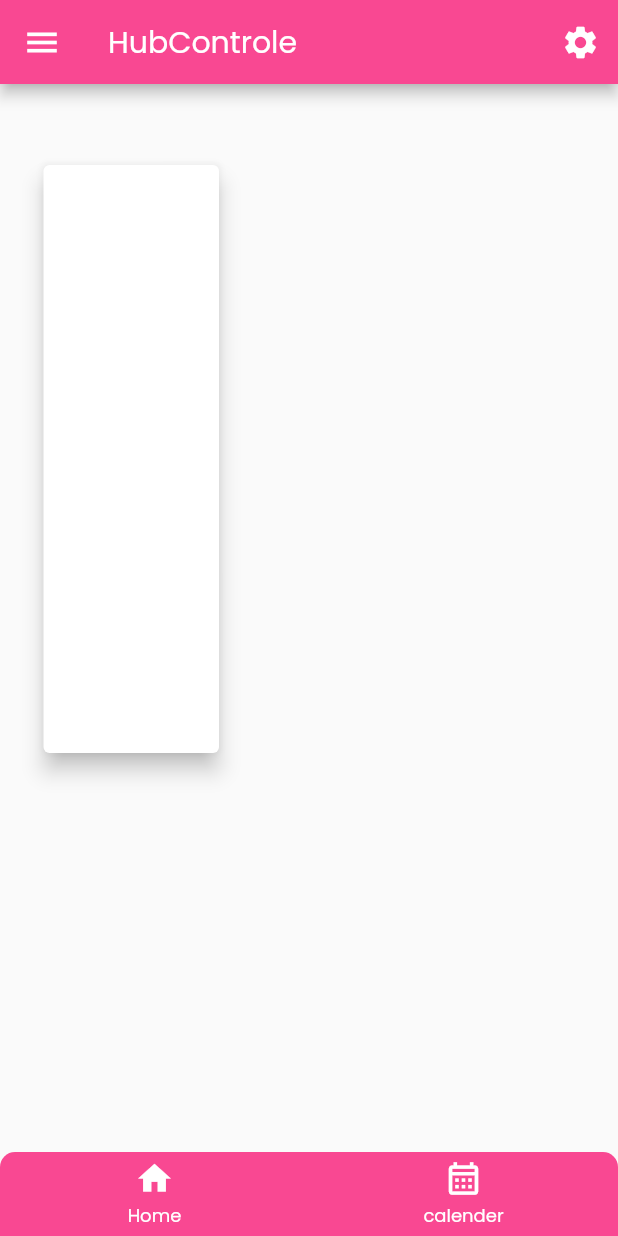
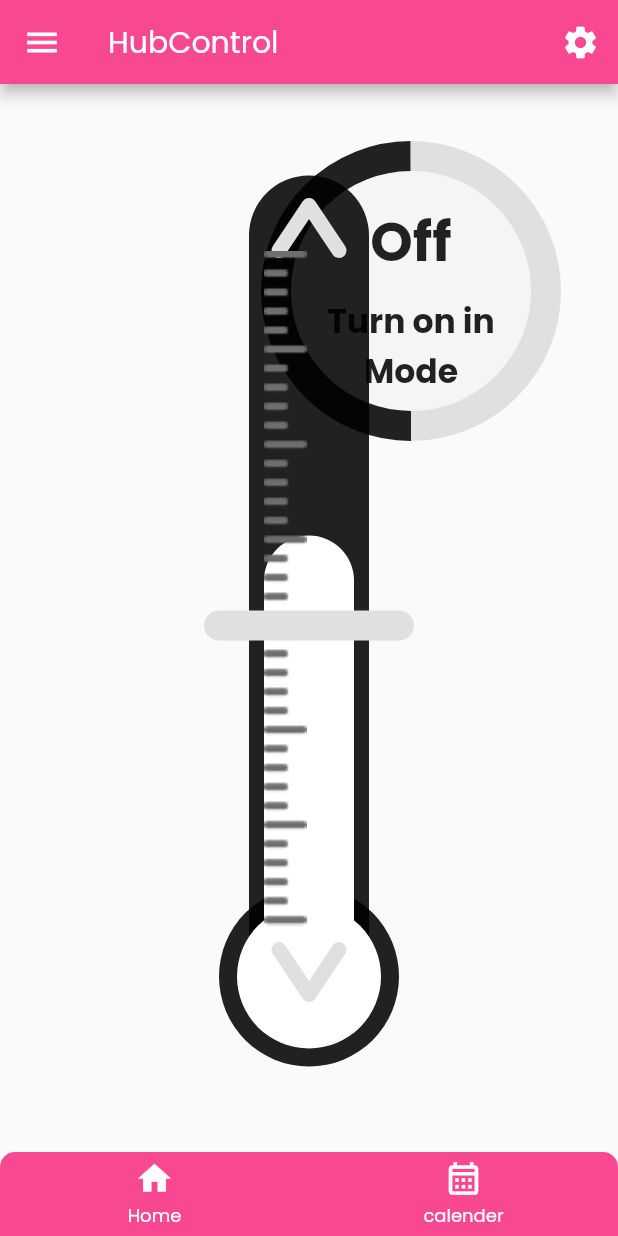
Before and after one commit to hghoutan/hicham-hubControl-app, a Flutter app: the screen it shows after launch, on a phone screen of 412 x 824 dp. Run offline on Flutter 3.47's test engine with Material 2 defaults, Android fonts, the phone set to English and light mode, and no system bars; drawn by our look-alikes of persistent_bottom_nav_bar; our stand-ins replace flutter_advanced_switch, get.

Commit message:
add thermometer & button design

```diff
--- a/lib/Widgets/thermo.dart
+++ b/lib/Widgets/thermo.dart
@@ -1,92 +1,127 @@
-import 'package:flutter/cupertino.dart';
+import 'package:flutter/material.dart';
+import 'package:flutter/services.dart';
+import 'dart:ui' as ui;
 
-class Thermo extends ImplicitlyAnimatedWidget {
-  const Thermo({
-    super.key,
-    super.curve,
-    required this.color,
-    required this.value,
-    required super.duration,
-    super.onEnd,
-  });
-
-  final Color color;
-  final double value;
+class Thermometer extends StatefulWidget {
+  const Thermometer({super.key});
 
   @override
-  AnimatedWidgetBaseState<Thermo> createState() => _ThermoState();
+  State<Thermometer> createState() => _ThermometerPainterState();
 }
 
-class _ThermoState extends AnimatedWidgetBaseState<Thermo> {
-  ColorTween? _color;
-  Tween<double>? _value;
+class _ThermometerPainterState extends State<Thermometer> {
+   ui.Image? image;
+  @override
+  void initState() {
+    loadImage("assets/images/scale.png");
+    super.initState();
+  }
+
+  Future loadImage(String path) async{
+    final data = await rootBundle.load(path);
+    final bytes = data.buffer.asUint8List();
+    final image = await decodeImageFromList(bytes);
+    setState(() {
+      this.image = image;
+    });
+  }
 
   @override
   Widget build(BuildContext context) {
-    return SizedBox.expand(
-      child: FittedBox(
-        child: CustomPaint(
-          size: const Size(18, 63),
-          painter: _ThermoPainter(
-            color: _color!.evaluate(animation)!,
-            value: _value!.evaluate(animation),
-          ),
-        ),
-      ),
-    );
-  }
-
-  @override
-  void forEachTween(TweenVisitor<dynamic> visitor) {
-    _color = visitor(_color, widget.color, (dynamic v) => ColorTween(begin: v)) as ColorTween?;
-    _value = visitor(_value, widget.value, (dynamic v) => Tween<double>(begin: v)) as Tween<double>?;
+    if (image != null) {
+      return CustomPaint(
+        foregroundPainter: ThermometerPainter(image!),
+      );
+    } else {
+      // You might want to show a placeholder or loading indicator here
+      return CircularProgressIndicator(); // Placeholder example
+    }
   }
 }
+class ThermometerPainter extends CustomPainter{
 
-class _ThermoPainter extends CustomPainter {
-  _ThermoPainter({
-    required this.color,
-    required this.value,
-  });
-
-  final Color color;
-  final double value;
+  late final ui.Image image;
+  ThermometerPainter( this.image);
 
   @override
   void paint(Canvas canvas, Size size) {
 
-    const bulbRadius = 6.0;
-    const smallRadius = 3.0;
-    const border = 1.0;
-    final rect = (Offset.zero & size);
-    final innerRect = rect.deflate(size.width / 2 - bulbRadius);
-    final r1 = Alignment.bottomCenter.inscribe(const Size(2 * smallRadius, bulbRadius * 2), innerRect);
-    final r2 = Alignment.center.inscribe(Size(2 * smallRadius, innerRect.height), innerRect);
+    //region paints
+    final c1Paint = Paint()
+      ..color =  Colors.black87;
+    final c2Paint = Paint()
+      ..color = const Color(0xffffffff);
 
-    final bulb = Path()..addOval(Alignment.bottomCenter.inscribe(Size.square(innerRect.width), innerRect));
-    final outerPath = Path()
-      ..addOval(Alignment.bottomCenter.inscribe(Size.square(innerRect.width), innerRect).inflate(border))
-      ..addRRect(RRect.fromRectAndRadius(r2, const Radius.circular(smallRadius)).inflate(border));
+    final circle1Paint = Paint()
+      ..color = Colors.black87;
 
-    final scaleRect = Rect.fromPoints(innerRect.topLeft, innerRect.bottomRight - const Offset(0, 2 * bulbRadius));
-    Iterable<Offset> generatePoints() sync* {
-      for (int i = 0; i < 11; i++) {
-        final t = i / 10;
-        final point = i.isOdd?
-        Offset.lerp(scaleRect.bottomLeft, scaleRect.topLeft, t)! :
-        Offset.lerp(scaleRect.bottomRight, scaleRect.topRight, t)!;
-        yield point;
-        yield point.translate(i.isOdd? 2 : -2, 0);
-      }
-    }
+    final circle2Paint = Paint()
+      ..color = const Color(0xffffffff);
 
-    final valueRect = Rect.lerp(r1, r2, value)!;
-    final valuePaint = Paint()..color = color;
+    final addRemoveDegreePaint = Paint()
+      ..color = Colors.grey.shade300
+      ..strokeWidth = 10
+      ..strokeCap = StrokeCap.round
+      ..style = PaintingStyle.stroke;
 
-}
+
+
+    final imagePaint = Paint();
+    //endregion
+
+    //region First Container coordinates
+    var c1A = Offset(size.width * 1/6, 0);
+    var c1B = Offset(size.width * 5/6, size.height * 4.5/5);
+    //endregion
+
+    //region Second Container coordinates
+    var c2A = Offset(size.width * 1.5/6, size.height * 2/5);
+    var c2B = Offset(size.width * 4.5/6, size.height * 4.5/5);
+    //endregion
+
+
+    //region circle coordinate
+    final center = Offset(size.width * .5, (size.height * 1/5) * 4.45);
+    //endregion
+
+
+
+    final rect1 = Rect.fromPoints(c1A, c1B);
+    final rect2 = Rect.fromPoints(c2A, c2B);
+
+    final addDegreePath = Path();
+    final removeDegreePath =Path();
+
+    //region AddDegreePath
+    addDegreePath.moveTo(size.width * 1/2 , size.height * 0.2/6);
+    addDegreePath.lineTo(size.width * 2/6, size.height * 0.5/6);
+    addDegreePath.moveTo(size.width * 1/2 , size.height * 0.2/6);
+    addDegreePath.lineTo(size.width * 4/6, size.height * 0.5/6);
+    //endregion
+
+    // region RemoveDegreePath
+    removeDegreePath.moveTo(size.width * 1/2 , (size.height * 4/5) + ((size.height * 1.1/5) / 2 ));
+    removeDegreePath.lineTo(size.width * 2/6, (size.height * 4/5) + ((size.height * 0.6/5) / 2 ) );
+    removeDegreePath.moveTo(size.width * 1/2 , (size.height * 4/5) + ((size.height * 1.1/5) / 2 ));
+    removeDegreePath.lineTo(size.width * 4/6, (size.height * 4/5) + ((size.height * 0.6/5) / 2 ) );
+    //endregion
+
+
+    var scale = Offset(size.width * 1.5/6, size.height * 0.5/6);
+
+
+    canvas.drawRRect(RRect.fromRectAndCorners(rect1,topRight:Radius.circular((size.width * 4/6 ) * .5 ),topLeft: Radius.circular((size.width * 4/6 ) * .5)), c1Paint);
+    canvas.drawCircle(center, size.width * 1/2, circle1Paint);
+    canvas.drawRRect(RRect.fromRectAndCorners(rect2,topRight:Radius.circular((size.width * 3/6 ) * .5 ),topLeft: Radius.circular((size.width * 3/6 ) * .5)), c2Paint);
+    canvas.drawCircle(center, size.width * .40, circle2Paint);
+    canvas.drawPath(addDegreePath, addRemoveDegreePaint);
+    canvas.drawPath(removeDegreePath, addRemoveDegreePaint);
+
+    // canvas.drawImage(image, scale,imagePaint);
+  }
 
   @override
   bool shouldRepaint(covariant CustomPainter oldDelegate) {
-    return true;
+    return false;
   }
 }
--- a/lib/main.dart
+++ b/lib/main.dart
@@ -3,6 +3,7 @@ import'package:get/get.dart';
 
 
 import 'package:hub_control/pages/home.dart';void main() {
+  WidgetsFlutterBinding.ensureInitialized();
   runApp(const MyApp());
 }
 
--- a/lib/pages/first_page.dart
+++ b/lib/pages/first_page.dart
@@ -1,5 +1,9 @@
 import 'package:flutter/material.dart';
+import 'package:flutter/services.dart';
+import 'package:hub_control/Widgets/home_button.dart';
+import 'package:hub_control/utils/dimension.dart';
 
+import '../Widgets/scale_controller.dart';
 import '../Widgets/thermo.dart';
 
 class FirstPage extends StatefulWidget {
@@ -15,7 +19,7 @@ class _FirstPageState extends State<FirstPage> {
   Widget build(BuildContext context) {
     return Scaffold(
       appBar: AppBar(
-        title: const Text("HubControle"),
+        title: const Text("HubControl"),
         backgroundColor: const Color(0xffF94892),
         leading: const Icon(
           Icons.menu,
@@ -32,23 +36,93 @@ class _FirstPageState extends State<FirstPage> {
       ),
       body: Stack(
         children: [
-        Positioned(
-        left: 25,
-        top: 50,
-        width: 125,
-        height: 400,
-        child: Card(
-          elevation: 6,
-          child: Thermo(
-            duration: const Duration(milliseconds: 1250),
-            color: i.isOdd? Colors.red : Colors.green,
-            value: i.isOdd? 0.9 : 0.1,
-            curve: Curves.easeInOut,
+          Positioned(
+            top: Dimension.getHeight(48),
+            right: Dimension.getHeight(48),
+            child: Stack(
+              children: [
+              Container(
+                width: Dimension.getHeight(180),
+                height: Dimension.getHeight(180),
+                child: const HomeButton(),
+              ),
+                SizedBox(
+                  width: Dimension.getHeight(180),
+                  height: Dimension.getHeight(180),
+                  child: Center(
+                    child: Container(
+                      width: Dimension.getHeight(150),
+                      height: Dimension.getHeight(150),
+                      child:  Column(
+                        children: [
+                          SizedBox(
+                            height: Dimension.getHeight(15),
+                          ),
+                          const Text(
+                            "Off",
+                            style: TextStyle(
+                              fontSize: 36,
+                              fontWeight: FontWeight.bold,
+                              fontFamily: 'Poppins',
+                              color: Colors.black87,
+                            ),
+                          ),
+                          SizedBox(
+                            height: Dimension.getHeight(10),
+                          ),
+                          const Text(
+                            "Turn on in",
+                            style: TextStyle(
+                              fontSize: 22,
+                              fontFamily: 'Poppins',
+                              fontWeight: FontWeight.bold,
+                              color: Colors.black87,
+                            ),
+                          ),
+                          const Text(
+                            "Mode",
+                            style: TextStyle(
+                              fontSize: 22,
+                              fontFamily: 'Poppins',
+                              fontWeight: FontWeight.bold,
+                              color: Colors.black87,
+                            ),
+                          ),
+                        ],
+                      )
+                    ),
+                  ),
+                ),
+            ]
+            ),
           ),
+          Center(
+            child: Stack(
+            children:[
+              Container(
+              width: Dimension.getWidth(120),
+              height: Dimension.getHeight(600),
+                child: const Thermometer(),
+              ),
+              Positioned(
+                  top:  Dimension.getHeight(600) * 0.5/6,
+                  left:Dimension.getWidth(120) * 1.5/6,
+                  bottom: Dimension.getHeight(600) * 1/6,
+                  child: Image.asset("assets/images/scale.png",fit: BoxFit.fill, )
+              ),
+              Container(
+                width: Dimension.getWidth(120),
+                height: Dimension.getHeight(600),
+                child: CustomPaint(
+                  foregroundPainter: ScaleController(),
+                ),
+              ),
+
+            ],
         ),
-      ),
-      ]
-    ),
+          ),
+        ]
+      )
     );
   }
 }
--- a/lib/pages/schedule_page.dart
+++ b/lib/pages/schedule_page.dart
@@ -36,6 +36,7 @@ class _SchedulePageState extends State<SchedulePage> {
       controller: _controller,
     );
     List<Widget> hours() => [
+      const UsedText(text: "12 AM"),
       const UsedText(text: "1 AM"),
       const UsedText(text: "2 AM"),
       const UsedText(text: "3 AM"),
```
Also changed, not shown: lib/Widgets/home_button.dart (added, +68 -0 lines), lib/Widgets/scale_controller.dart (added, +23 -0 lines), pubspec.yaml (+8 -3 lines), assets/images/about_us.png (added), assets/images/scale.png (added), fonts/Poppins-Bold.ttf (added), fonts/Poppins-SemiBold.ttf (added), pubspec.lock.
